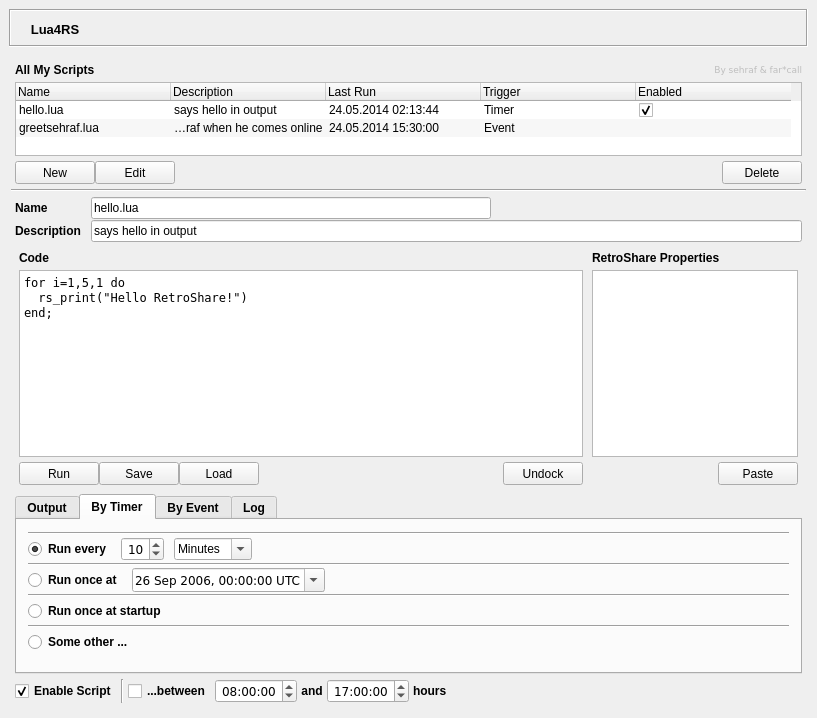
The window that Lua4RSWidget.ui (RetroShare/Lua4RS) describes before a commit, drawn with Qt 5.
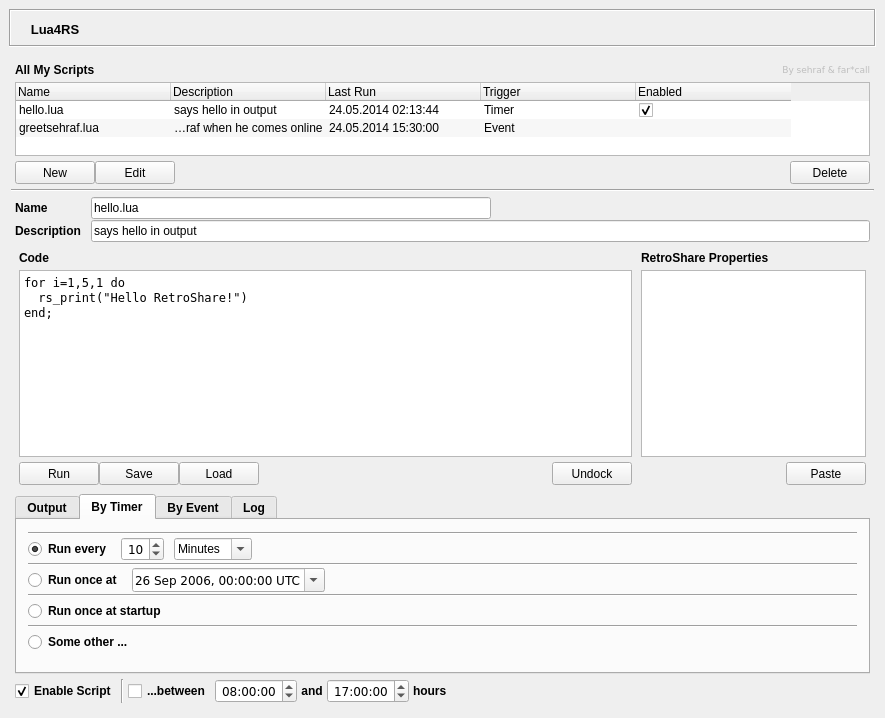
The same window after the commit. Icons and pictures are not drawn.

Commit message: Hints TreeWidget colwidth problem fixed

Diff of the .ui file:
```diff
--- a/Lua4RSWidget.ui
+++ b/Lua4RSWidget.ui
@@ -6,7 +6,7 @@
    <rect>
     <x>0</x>
     <y>0</y>
-    <width>817</width>
+    <width>885</width>
     <height>718</height>
    </rect>
   </property>
@@ -979,6 +979,9 @@
                <property name="verticalScrollBarPolicy">
                 <enum>Qt::ScrollBarAsNeeded</enum>
                </property>
+               <property name="horizontalScrollBarPolicy">
+                <enum>Qt::ScrollBarAlwaysOff</enum>
+               </property>
                <property name="editTriggers">
                 <set>QAbstractItemView::NoEditTriggers</set>
                </property>
@@ -986,7 +989,10 @@
                 <bool>false</bool>
                </property>
                <property name="alternatingRowColors">
-                <bool>true</bool>
+                <bool>false</bool>
+               </property>
+               <property name="selectionBehavior">
+                <enum>QAbstractItemView::SelectRows</enum>
                </property>
                <property name="horizontalScrollMode">
                 <enum>QAbstractItemView::ScrollPerPixel</enum>
@@ -1006,6 +1012,9 @@
                <attribute name="headerVisible">
                 <bool>false</bool>
                </attribute>
+               <attribute name="headerStretchLastSection">
+                <bool>false</bool>
+               </attribute>
               </widget>
              </item>
             </layout>
```
The commit also changes 1 other file.
